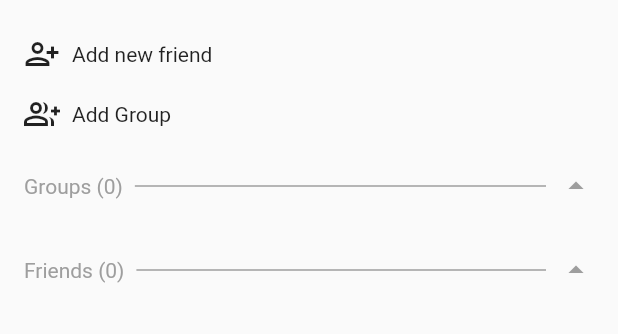
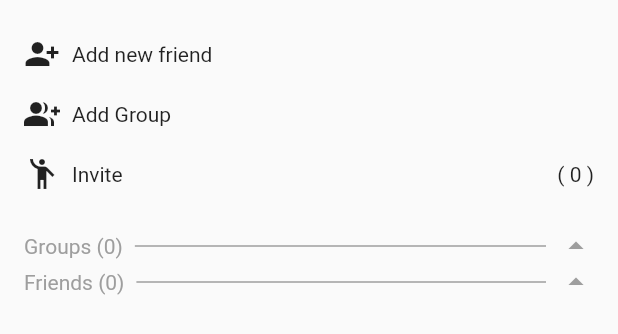
Before and after one commit to HCKUO1117/split_the_bill, a Flutter app: the GroupNFriendPage widget shown alone on an empty page, opened directly, on a phone screen of 412 x 824 dp. Shown: the top 334 px of the screen. Run offline on Flutter 3.47's test engine with Material 2 defaults, Android fonts, the phone set to English and light mode, and no system bars; our stand-ins replace awesome_bottom_bar, cloud_firestore, firebase_auth, firebase_core, firebase_storage, google_sign_in and 5 more; missing offline and left inert: flutter_downloader; accounts and stored records are empty.

Commit message:
邀請好友

```diff
--- a/lib/providers/add_friend_provider.dart
+++ b/lib/providers/add_friend_provider.dart
@@ -63,7 +63,7 @@ class AddFriendProvider with ChangeNotifier {
       inviting = false;
       searched = false;
       results.clear();
-      search.
+      search.text = '';
       notifyListeners();
       onSuccess.call();
     }, onError: (e) {
--- a/lib/screens/group/group_n_friend_page.dart
+++ b/lib/screens/group/group_n_friend_page.dart
@@ -6,6 +6,7 @@ import 'package:split_the_bill/providers/home_provider.dart';
 import 'package:split_the_bill/res/constants.dart';
 import 'package:split_the_bill/screens/group/add_friend_page.dart';
 import 'package:split_the_bill/screens/group/add_group_page.dart';
+import 'package:split_the_bill/screens/group/my_invite_page.dart';
 import 'package:split_the_bill/utils/show_snack.dart';
 import 'package:split_the_bill/widgets/custom_dialog.dart';
 import 'package:split_the_bill/widgets/friend_title.dart';
@@ -69,12 +70,11 @@ class _GroupNFriendPageState extends State<GroupNFriendPage> with TickerProvider
             // ),
             // const Divider(),
             iconTitle(
-              icon: Icons.person_add_alt,
+              icon: Icons.person_add_alt_1,
               title: S.of(context).addFriend,
-              heroTag: Constants.addMember,
               onTap: () async {
                 ScaffoldMessenger.of(context).removeCurrentSnackBar();
-                bool? success = await Navigator.push(
+                Navigator.push(
                   context,
                   MaterialPageRoute(
                     builder: (context) => ChangeNotifierProvider.value(
@@ -86,9 +86,8 @@ class _GroupNFriendPageState extends State<GroupNFriendPage> with TickerProvider
               },
             ),
             iconTitle(
-              icon: Icons.group_add_outlined,
+              icon: Icons.group_add,
               title: S.of(context).addGroup,
-              heroTag: Constants.addGroup,
               onTap: () async {
                 ScaffoldMessenger.of(context).removeCurrentSnackBar();
                 bool? success = await Navigator.push(
@@ -100,6 +99,23 @@ class _GroupNFriendPageState extends State<GroupNFriendPage> with TickerProvider
                 if (success == true) {
                   ShowSnack.show(context, content: S.of(context).createSuccess);
                 }
+              },
+            ),
+            iconTitle(
+              icon: Icons.emoji_people_outlined,
+              title: S.of(context).invite,
+              action: Text('( ${provider.beInvitedList.length} )'),
+              onTap: () async {
+                ScaffoldMessenger.of(context).removeCurrentSnackBar();
+                Navigator.push(
+                  context,
+                  MaterialPageRoute(
+                    builder: (context) => ChangeNotifierProvider.value(
+                      value: provider,
+                      child: const MyInvitePage(),
+                    ),
+                  ),
+                );
               },
             ),
             const SizedBox(height: 16),
@@ -195,6 +211,9 @@ class _GroupNFriendPageState extends State<GroupNFriendPage> with TickerProvider
   }
 
   Widget groups(HomeProvider provider) {
+    if (provider.groups.isEmpty) {
+      return const SizedBox();
+    }
     return ListView.separated(
       padding: const EdgeInsets.symmetric(horizontal: 16, vertical: 16),
       physics: const NeverScrollableScrollPhysics(),
@@ -210,7 +229,10 @@ class _GroupNFriendPageState extends State<GroupNFriendPage> with TickerProvider
   }
 
   Widget friends(HomeProvider provider) {
-    return ListView.separated(
+    return Column(
+      children: [
+        if (provider.invitingList.isNotEmpty)
+          ListView.separated(
             padding: const EdgeInsets.symmetric(horizontal: 16, vertical: 16),
             physics: const NeverScrollableScrollPhysics(),
             shrinkWrap: true,
@@ -228,11 +250,15 @@ class _GroupNFriendPageState extends State<GroupNFriendPage> with TickerProvider
                         ),
                       );
                       if (check == true) {
-                  provider.cancelInvite(provider.invitingList[index].uid, onSuccess: () {
+                        provider.cancelInvite(
+                          provider.invitingList[index].uid,
+                          onSuccess: () {
                             ShowSnack.show(context, content: S.of(context).cancelInviteSuccess);
-                  }, onError: (e) {
+                          },
+                          onError: (e) {
                             ShowSnack.show(context, content: S.of(context).cancelInviteFail);
-                  });
+                          },
+                        );
                       }
                     }
                   },
@@ -247,6 +273,23 @@ class _GroupNFriendPageState extends State<GroupNFriendPage> with TickerProvider
               return const SizedBox(height: 8);
             },
             itemCount: provider.invitingList.length,
+          ),
+        if (provider.friends.isNotEmpty)
+          ListView.separated(
+            padding: const EdgeInsets.symmetric(horizontal: 16, vertical: 16),
+            physics: const NeverScrollableScrollPhysics(),
+            shrinkWrap: true,
+            itemBuilder: (context, index) {
+              return FriendTitle(
+                model: provider.friends[index],
+              );
+            },
+            separatorBuilder: (context, index) {
+              return const SizedBox(height: 8);
+            },
+            itemCount: provider.friends.length,
+          ),
+      ],
     );
   }
 
@@ -279,12 +322,9 @@ class _GroupNFriendPageState extends State<GroupNFriendPage> with TickerProvider
     required IconData icon,
     required String title,
     required Function() onTap,
-    required String heroTag,
+    Widget? action,
   }) {
-    return Hero(
-      tag: heroTag,
-      child: Material(
-        child: InkWell(
+    return InkWell(
       onTap: onTap,
       child: Padding(
         padding: const EdgeInsets.symmetric(vertical: 8),
@@ -295,9 +335,12 @@ class _GroupNFriendPageState extends State<GroupNFriendPage> with TickerProvider
             const SizedBox(width: 8),
             Text(title),
             const SizedBox(width: 16),
+            const Spacer(),
+            if (action != null) ...[
+              action,
+              const SizedBox(width: 16),
+            ]
           ],
-            ),
-          ),
         ),
       ),
     );
```
Also changed, not shown: lib/l10n/intl_en.arb (+8 -1 lines), lib/l10n/intl_zh_TW.arb (+8 -1 lines), lib/providers/home_provider.dart (+118 -2 lines), lib/screens/group/my_invite_page.dart (added, +103 -0 lines), lib/screens/user_detail_page.dart (+13 -8 lines), lib/widgets/friend_title.dart (+5 -6 lines), lib/generated/intl/messages_en.dart, lib/generated/intl/messages_zh_TW.dart, lib/generated/l10n.dart. Lines whose indentation alone changed are shown as unchanged.
